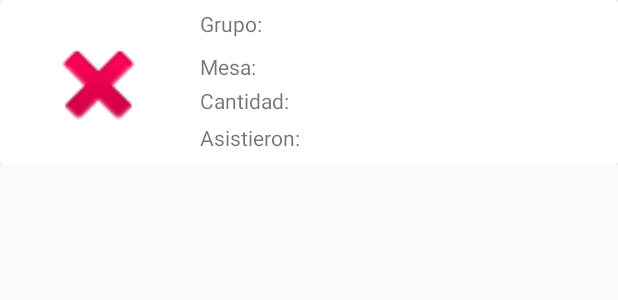
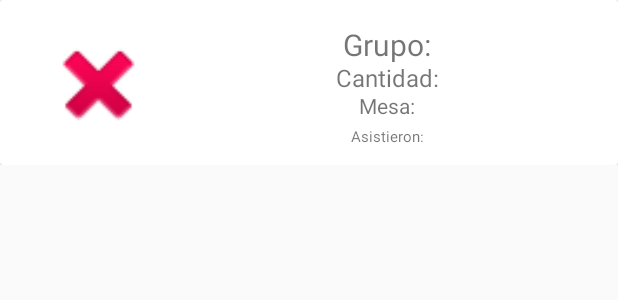
Before and after one commit to Anibulus/Event-by-QR, an Android app: the layout item_invitados.xml on its own in the app's theme, with its tools: preview values and no code run, on a phone screen of 412 x 824 dp. Shown: the top 300 px of the screen. Run offline under Robolectric (Android 15) with nearby library versions, the light colour scheme and no system bars.

Commit message:
Iconos en listado de invitados

```diff
--- a/app/src/main/java/com/example/eventwqr/Modelo/InvitacionAdapter.java
+++ b/app/src/main/java/com/example/eventwqr/Modelo/InvitacionAdapter.java
@@ -49,7 +49,7 @@ public class InvitacionAdapter extends RecyclerView.Adapter<InvitacionAdapter.Vi
     @Override
     public void onBindViewHolder(ViewHolder holder, int position) {
         //Invitados es la lista
-        //holder.foto.setImageDrawable();
+        holder.foto.setImageResource(invitados.get(position).getAsisten()>0?R.drawable.success:R.drawable.fail);
         holder.cantidadLlego.setText("Asistieron: "+String.valueOf(invitados.get(position).getAsisten()));//Asisten
         holder.cantidadTotal.setText("Cantidad: "+String.valueOf(invitados.get(position).getCantidadInvitados()));//Cantidad invitados
         holder.Mesa.setText("Mesa: "+String.valueOf(invitados.get(position).getMesa().getIdMesa()));//Mesa
--- a/app/src/main/res/layout/item_invitados.xml
+++ b/app/src/main/res/layout/item_invitados.xml
@@ -27,53 +27,60 @@
                 app:srcCompat="@android:drawable/ic_delete" />
 
             <TextView
+                android:id="@+id/txtGrupo"
+                android:layout_width="250dp"
+                android:layout_height="25dp"
+                android:gravity="center"
+                android:text="Grupo:"
+                android:textSize="20sp"
+                app:layout_constraintBottom_toBottomOf="parent"
+                app:layout_constraintEnd_toEndOf="parent"
+                app:layout_constraintHorizontal_bias="0.517"
+                app:layout_constraintStart_toEndOf="@+id/imageView"
+                app:layout_constraintTop_toTopOf="parent"
+                app:layout_constraintVertical_bias="0.188" />
+
+            <TextView
+                android:id="@+id/txtMesa"
+                android:layout_width="250dp"
+                android:layout_height="20dp"
+                android:gravity="center"
+                android:text="Mesa:"
+                app:layout_constraintBottom_toBottomOf="parent"
+                app:layout_constraintEnd_toEndOf="parent"
+                app:layout_constraintHorizontal_bias="0.517"
+                app:layout_constraintStart_toEndOf="@+id/imageView"
+                app:layout_constraintTop_toTopOf="parent"
+                app:layout_constraintVertical_bias="0.677" />
+
+            <TextView
                 android:id="@+id/txtAsisten"
                 android:layout_width="250dp"
                 android:layout_height="20dp"
+                android:gravity="center"
                 android:text="Asistieron:"
+                android:textSize="10sp"
                 app:layout_constraintBottom_toBottomOf="parent"
                 app:layout_constraintEnd_toEndOf="parent"
-                app:layout_constraintHorizontal_bias="0.506"
+                app:layout_constraintHorizontal_bias="0.517"
                 app:layout_constraintStart_toEndOf="@+id/imageView"
                 app:layout_constraintTop_toTopOf="parent"
-                app:layout_constraintVertical_bias="0.90999997" />
+                app:layout_constraintVertical_bias="0.9" />
 
             <TextView
                 android:id="@+id/txtInvitados"
                 android:layout_width="250dp"
                 android:layout_height="20dp"
+                android:gravity="center"
                 android:singleLine="true"
                 android:text="Cantidad:"
+                android:textSize="16sp"
                 app:layout_constraintBottom_toBottomOf="parent"
                 app:layout_constraintEnd_toEndOf="parent"
-                app:layout_constraintHorizontal_bias="0.506"
+                app:layout_constraintHorizontal_bias="0.517"
                 app:layout_constraintStart_toEndOf="@+id/imageView"
                 app:layout_constraintTop_toTopOf="parent"
-                app:layout_constraintVertical_bias="0.64" />
-
-            <TextView
-                android:id="@+id/txtMesa"
-                android:layout_width="250dp"
-                android:layout_height="20dp"
-                android:text="Mesa:"
-                app:layout_constraintBottom_toBottomOf="parent"
-                app:layout_constraintEnd_toEndOf="parent"
-                app:layout_constraintHorizontal_bias="0.506"
-                app:layout_constraintStart_toEndOf="@+id/imageView"
-                app:layout_constraintTop_toTopOf="parent"
-                app:layout_constraintVertical_bias="0.388" />
-
-            <TextView
-                android:id="@+id/txtGrupo"
-                android:layout_width="250dp"
-                android:layout_height="20dp"
-                android:text="Grupo:"
-                app:layout_constraintBottom_toBottomOf="parent"
-                app:layout_constraintEnd_toEndOf="parent"
-                app:layout_constraintHorizontal_bias="0.506"
-                app:layout_constraintStart_toEndOf="@+id/imageView"
-                app:layout_constraintTop_toTopOf="parent"
-                app:layout_constraintVertical_bias="0.066" />
+                app:layout_constraintVertical_bias="0.455" />
 
         </androidx.constraintlayout.widget.ConstraintLayout>
 
```
Also changed, not shown: app/src/main/res/drawable/fail.jpg (added), app/src/main/res/drawable/success.jpg (added).
